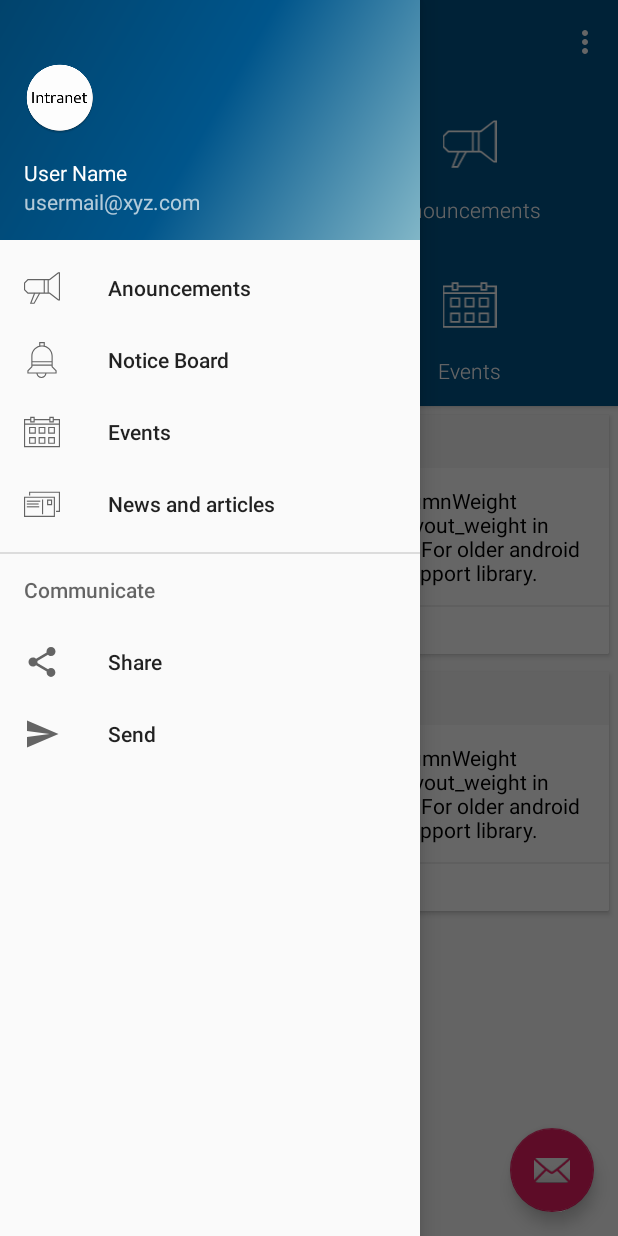
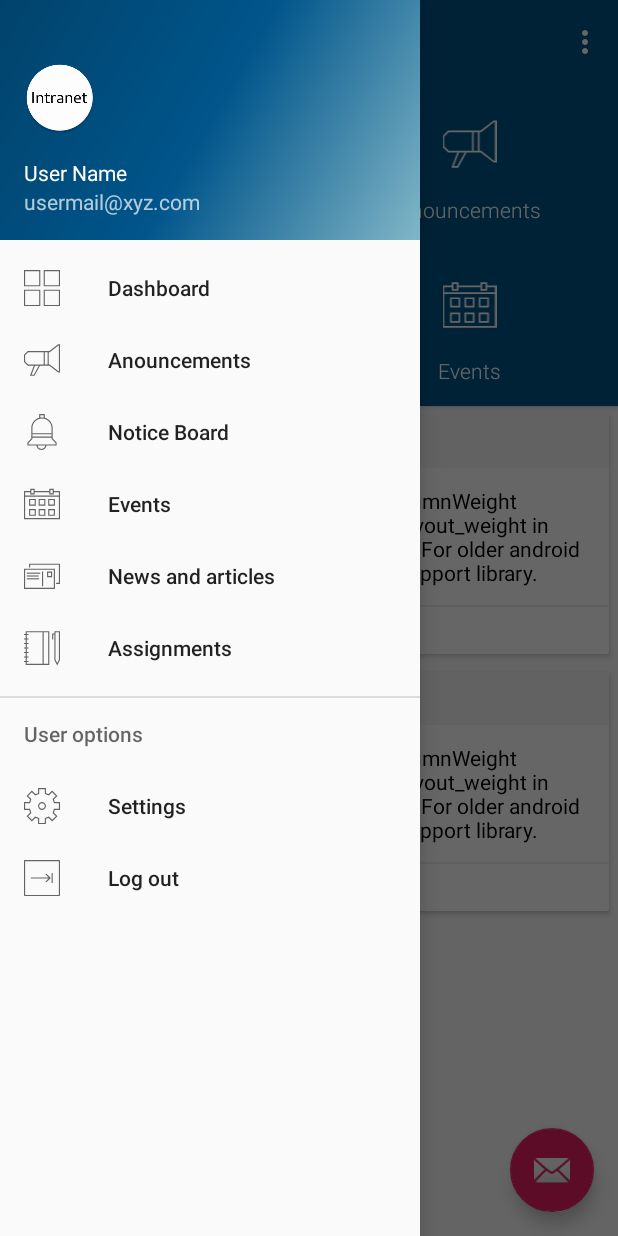
Before and after one commit to bnayagrawal/intranet--app-uit, an Android app: the screen it shows after launch (NavigationDrawerActivity), with the side drawer open, on a phone screen of 412 x 824 dp. Run offline under Robolectric (Android 15) with nearby library versions, the phone set to English and light mode, and no system bars.

Commit message:
Added items to navigation panel

```diff
--- /dev/null
+++ b/app/src/main/res/drawable/ic_arrows_keyboard_tab.xml
@@ -0,0 +1,6 @@
+<vector android:height="36dp" android:viewportHeight="64.0"
+    android:viewportWidth="64.0" android:width="36dp" xmlns:android="http://schemas.android.com/apk/res/android">
+    <path android:fillColor="#FF000000" android:pathData="M1,0L0,1v62l1,1h62l1,-1V1l-1,-1H1zM62,62H2V2h60V62z"/>
+    <path android:fillColor="#FF000000" android:pathData="M38.29,38.29l1.56,1.41l7.15,-7l0,-1.41l-7.15,-7l-1.49,1.41l5.22,5.29l-31.59,0l0,2l31.59,0z"/>
+    <path android:fillColor="#FF000000" android:pathData="M49,23h2v18h-2z"/>
+</vector>
--- /dev/null
+++ b/app/src/main/res/drawable/ic_assignments.xml
@@ -0,0 +1,5 @@
+<vector android:height="36dp" android:viewportHeight="64.0"
+    android:viewportWidth="64.0" android:width="36dp" xmlns:android="http://schemas.android.com/apk/res/android">
+    <path android:fillColor="#FF000000" android:pathData="M54,6h-4v11h2V8h2v45.24l5,10l5,-10V2H54V6zM56,4h6v48.76l-3,6l-3,-6V4z"/>
+    <path android:fillColor="#FF000000" android:pathData="M3,62h42V2H3v5H0v2h3v6H0v2h3v6H0v2h3v6H0v2h3v6H0v2h3v6H0v2h3v6H0v2h3V62zM43,60h-8V4h8V60zM5,49h3v-2H5v-6h3v-2H5v-6h3v-2H5v-6h3v-2H5v-6h3v-2H5V9h3V7H5V4h28v56H5v-3h3v-2H5V49z"/>
+</vector>
--- /dev/null
+++ b/app/src/main/res/drawable/ic_basic_gear.xml
@@ -0,0 +1,5 @@
+<vector android:height="36dp" android:viewportHeight="64.0"
+    android:viewportWidth="64.0" android:width="36dp" xmlns:android="http://schemas.android.com/apk/res/android">
+    <path android:fillColor="#FF000000" android:pathData="M53.14,20.27L59.41,14L50,4.59l-6.27,6.27L39,9.28V0H25v9.28l-4.73,1.58L14,4.59L4.59,14l6.27,6.27L9.28,25H0v14h9.28l1.58,4.73L4.59,50L14,59.41l6.27,-6.27L25,54.72V64h14v-9.28l4.73,-1.58l6.27,6.27L59.41,50l-6.27,-6.27L54.72,39H64V25h-9.28L53.14,20.27zM62,37h-8.72l-2.42,7.27L56.59,50L50,56.59l-5.73,-5.73L37,53.28V62H27v-8.72l-7.27,-2.42L14,56.59L7.41,50l5.73,-5.73L10.72,37H2V27h8.72l2.42,-7.27L7.41,14L14,7.41l5.73,5.73L27,10.72V2h10v8.72l7.27,2.42L50,7.41L56.59,14l-5.73,5.73L53.28,27H62V37z"/>
+    <path android:fillColor="#FF000000" android:pathData="M32,25c-3.86,0 -7,3.14 -7,7s3.14,7 7,7s7,-3.14 7,-7S35.86,25 32,25zM32,37c-2.76,0 -5,-2.24 -5,-5s2.24,-5 5,-5s5,2.24 5,5S34.76,37 32,37z"/>
+</vector>
--- /dev/null
+++ b/app/src/main/res/drawable/ic_dashboard.xml
@@ -0,0 +1,7 @@
+<vector android:height="36dp" android:viewportHeight="64.0"
+    android:viewportWidth="64.0" android:width="36dp" xmlns:android="http://schemas.android.com/apk/res/android">
+    <path android:fillColor="#FF000000" android:pathData="M29,0H0v29h29V0zM27,27H2V2h25V27z"/>
+    <path android:fillColor="#FF000000" android:pathData="M35,29h29V0H35V29zM37,2h25v25H37V2z"/>
+    <path android:fillColor="#FF000000" android:pathData="M29,35H0v29h29V35zM27,62H2V37h25V62z"/>
+    <path android:fillColor="#FF000000" android:pathData="M35,64h29V35H35V64zM37,37h25v25H37V37z"/>
+</vector>
--- a/app/src/main/res/menu/activity_navigation_drawer_drawer.xml
+++ b/app/src/main/res/menu/activity_navigation_drawer_drawer.xml
@@ -3,33 +3,41 @@
 
     <group android:checkableBehavior="single">
         <item
-            android:id="@+id/nav_camera"
+            android:id="@+id/nav_dashboard"
+            android:icon="@drawable/ic_dashboard"
+            android:title="Dashboard"/>
+        <item
+            android:id="@+id/nav_anouncements"
             android:icon="@drawable/ic_ecommerce_megaphone"
             android:title="Anouncements" />
         <item
-            android:id="@+id/nav_gallery"
+            android:id="@+id/nav_notice"
             android:icon="@drawable/ic_music_bell"
             android:title="Notice Board" />
         <item
-            android:id="@+id/nav_slideshow"
+            android:id="@+id/nav_events"
             android:icon="@drawable/ic_basic_calendar"
             android:title="Events" />
         <item
-            android:id="@+id/nav_manage"
+            android:id="@+id/nav_news"
             android:icon="@drawable/ic_basic_postcard_multiple"
             android:title="News and articles" />
+        <item
+            android:id="@+id/nav_assignments"
+            android:icon="@drawable/ic_assignments"
+            android:title="Assignments" />
     </group>
 
-    <item android:title="Communicate">
+    <item android:title="User options">
         <menu>
             <item
-                android:id="@+id/nav_share"
-                android:icon="@drawable/ic_menu_share"
-                android:title="Share" />
+                android:id="@+id/nav_settings"
+                android:icon="@drawable/ic_basic_gear"
+                android:title="Settings" />
             <item
-                android:id="@+id/nav_send"
-                android:icon="@drawable/ic_menu_send"
-                android:title="Send" />
+                android:id="@+id/nav_logout"
+                android:icon="@drawable/ic_arrows_keyboard_tab"
+                android:title="Log out" />
         </menu>
     </item>
 
```
